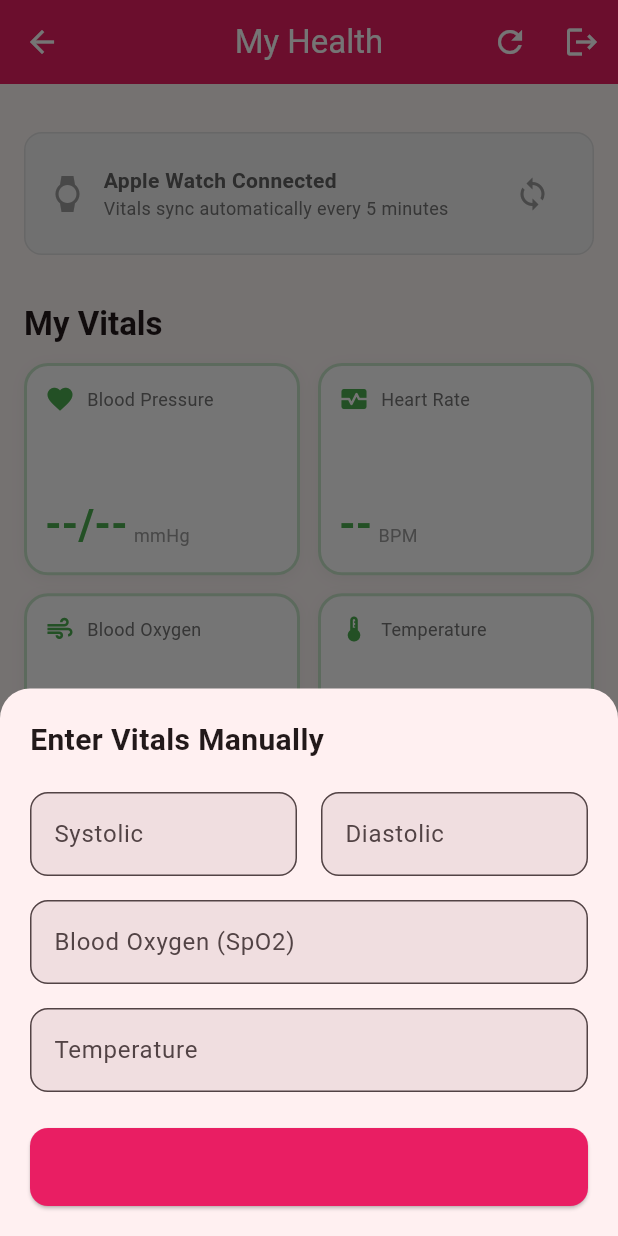
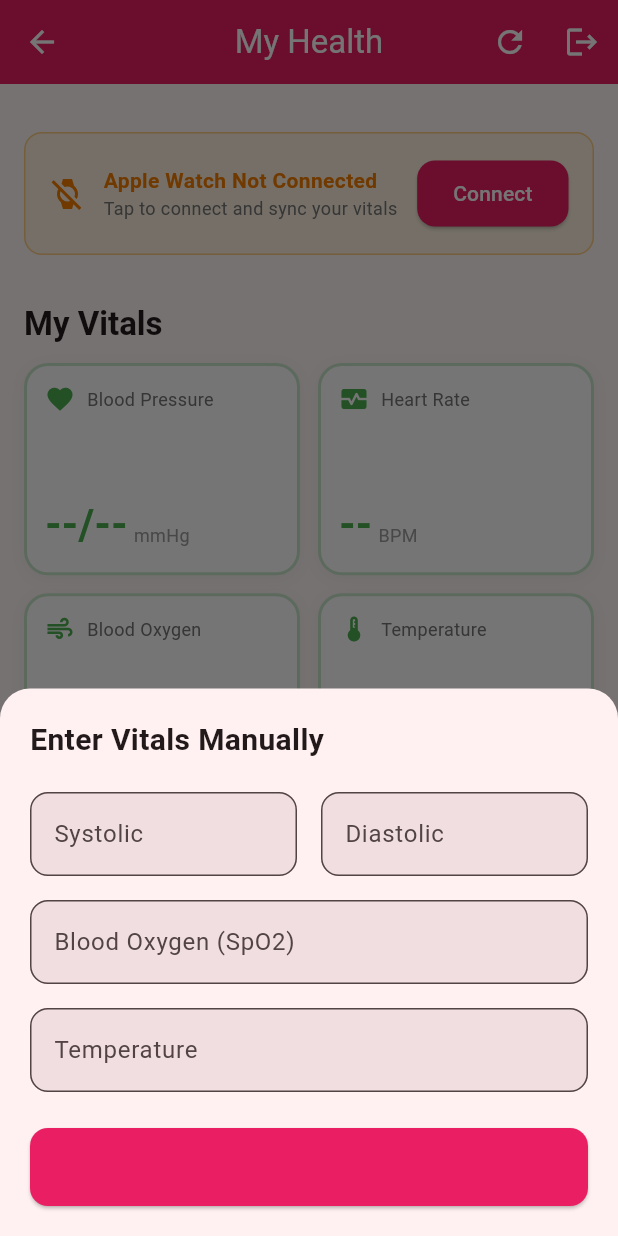
Before and after one commit to AtwijukaAbcj/MamaApp, a Flutter app: the PatientHomeScreen screen opened directly, after a tap on "Enter Vitals Manually", on a phone screen of 412 x 824 dp. Run offline on Flutter 3.47's test engine with Material 3 defaults, Android fonts, the phone set to English and light mode, and no system bars; our stand-ins replace connectivity_plus, dio, drift, flutter_blue_plus, flutter_riverpod, flutter_secure_storage and 1 more; missing offline and left inert: health; accounts and stored records are empty; generated files the repository leaves out were written again; statements that could not run were skipped.

Commit message:
Fix: Add HealthKit permission prompt, clear test data, fix CardTheme

```diff
--- a/mobile/lib/screens/patient/patient_home_screen.dart
+++ b/mobile/lib/screens/patient/patient_home_screen.dart
@@ -130,13 +130,14 @@ class PatientHomeScreen extends ConsumerStatefulWidget {
 
 class _PatientHomeScreenState extends ConsumerState<PatientHomeScreen> {
   bool _isMonitoring = false;
+  bool _isHealthKitConnected = false;
   Timer? _healthKitTimer;
   final PatientHealthService _healthService = PatientHealthService();
 
   @override
   void initState() {
     super.initState();
-    _checkHealthKitPermission();
+    _checkHealthKitStatus();
   }
 
   @override
@@ -145,12 +146,65 @@ class _PatientHomeScreenState extends ConsumerState<PatientHomeScreen> {
     super.dispose();
   }
 
-  Future<void> _checkHealthKitPermission() async {
-    final available = await _healthService.isAvailable();
-    if (available) {
+  Future<void> _checkHealthKitStatus() async {
+    final hasPermission = await _healthService.hasPermissions();
+    if (mounted) {
+      setState(() => _isHealthKitConnected = hasPermission);
+      if (hasPermission) {
+        _startHealthKitSync();
+      }
+    }
+  }
+
+  Future<void> _connectHealthKit() async {
+    // Show a dialog explaining what we're about to request
+    final shouldProceed = await showDialog<bool>(
+      context: context,
+      builder: (ctx) => AlertDialog(
+        title: const Text('Connect Apple Watch'),
+        content: const Text(
+          'MamaApp needs access to your Health data to monitor your vitals from Apple Watch.\n\n'
+          'We will read:\n'
+          '• Heart Rate\n'
+          '• Blood Oxygen (SpO2)\n'
+          '• Blood Pressure\n'
+          '• Body Temperature\n\n'
+          'This helps keep you and your baby safe by detecting danger signs early.',
+        ),
+        actions: [
+          TextButton(
+            onPressed: () => Navigator.pop(ctx, false),
+            child: const Text('Cancel'),
+          ),
+          ElevatedButton(
+            onPressed: () => Navigator.pop(ctx, true),
+            style: ElevatedButton.styleFrom(backgroundColor: Colors.pink),
+            child: const Text('Connect', style: TextStyle(color: Colors.white)),
+          ),
+        ],
+      ),
+    );
+
+    if (shouldProceed == true) {
       final authorized = await _healthService.requestPermissions();
-      if (authorized) {
-        _startHealthKitSync();
+      if (mounted) {
+        setState(() => _isHealthKitConnected = authorized);
+        if (authorized) {
+          _startHealthKitSync();
+          ScaffoldMessenger.of(context).showSnackBar(
+            const SnackBar(
+              content: Text('Apple Watch connected! Syncing vitals...'),
+              backgroundColor: Colors.green,
+            ),
+          );
+        } else {
+          ScaffoldMessenger.of(context).showSnackBar(
+            const SnackBar(
+              content: Text('Permission denied. Please enable in Settings > Health > MamaApp'),
+              backgroundColor: Colors.red,
+            ),
+          );
+        }
       }
     }
   }
@@ -357,20 +411,65 @@ class _PatientHomeScreenState extends ConsumerState<PatientHomeScreen> {
   }
 
   Widget _buildSyncStatusCard() {
+    // Not connected - show connect button
+    if (!_isHealthKitConnected) {
+      return Container(
+        padding: const EdgeInsets.all(16),
+        decoration: BoxDecoration(
+          color: Colors.orange.shade50,
+          borderRadius: BorderRadius.circular(12),
+          border: Border.all(color: Colors.orange.shade200),
+        ),
+        child: Row(
+          children: [
+            Icon(Icons.watch_off, color: Colors.orange.shade700),
+            const SizedBox(width: 12),
+            Expanded(
+              child: Column(
+                crossAxisAlignment: CrossAxisAlignment.start,
+                children: [
+                  Text(
+                    'Apple Watch Not Connected',
+                    style: TextStyle(
+                      fontWeight: FontWeight.bold,
+                      color: Colors.orange.shade700,
+                    ),
+                  ),
+                  Text(
+                    'Tap to connect and sync your vitals',
+                    style: TextStyle(fontSize: 12, color: Colors.grey.shade600),
+                  ),
+                ],
+              ),
+            ),
+            ElevatedButton(
+              onPressed: _connectHealthKit,
+              style: ElevatedButton.styleFrom(
+                backgroundColor: Colors.pink,
+                foregroundColor: Colors.white,
+              ),
+              child: const Text('Connect'),
+            ),
+          ],
+        ),
+      );
+    }
+
+    // Connected - show sync status
     return Container(
       padding: const EdgeInsets.all(16),
       decoration: BoxDecoration(
-        color: _isMonitoring ? Colors.green.shade50 : Colors.grey.shade100,
+        color: _isMonitoring ? Colors.green.shade50 : Colors.green.shade50,
         borderRadius: BorderRadius.circular(12),
         border: Border.all(
-          color: _isMonitoring ? Colors.green.shade200 : Colors.grey.shade300,
+          color: _isMonitoring ? Colors.green.shade300 : Colors.green.shade200,
         ),
       ),
       child: Row(
         children: [
           Icon(
             Icons.watch,
-            color: _isMonitoring ? Colors.green : Colors.grey,
+            color: Colors.green.shade700,
           ),
           const SizedBox(width: 12),
           Expanded(
@@ -381,7 +480,7 @@ class _PatientHomeScreenState extends ConsumerState<PatientHomeScreen> {
                   _isMonitoring ? 'Syncing with Apple Watch...' : 'Apple Watch Connected',
                   style: TextStyle(
                     fontWeight: FontWeight.bold,
-                    color: _isMonitoring ? Colors.green.shade700 : Colors.grey.shade700,
+                    color: Colors.green.shade700,
                   ),
                 ),
                 Text(
@@ -401,7 +500,7 @@ class _PatientHomeScreenState extends ConsumerState<PatientHomeScreen> {
             IconButton(
               icon: const Icon(Icons.sync),
               onPressed: _syncHealthData,
-              color: Colors.grey,
+              color: Colors.green,
             ),
         ],
       ),
--- a/mobile/lib/services/health/health_service.dart
+++ b/mobile/lib/services/health/health_service.dart
@@ -309,6 +309,16 @@
     HealthDataType.BODY_TEMPERATURE,
   ];
 
+  /// Check if we already have HealthKit permissions
+  Future<bool> hasPermissions() async {
+    try {
+      final result = await _health.hasPermissions(_types);
+      return result ?? false;
+    } catch (e) {
+      return false;
+    }
+  }
+
   Future<bool> isAvailable() async {
     try {
       // Just check if we can use Health API
--- a/mobile/lib/theme/app_theme.dart
+++ b/mobile/lib/theme/app_theme.dart
@@ -16,12 +16,6 @@ class AppTheme {
     appBarTheme: const AppBarTheme(
       centerTitle: true,
       elevation: 0,
-    ),
-    cardTheme: CardThemeData(
-      elevation: 2,
-      shape: RoundedRectangleBorder(
-        borderRadius: BorderRadius.circular(12),
-      ),
     ),
     inputDecorationTheme: InputDecorationTheme(
       border: OutlineInputBorder(
@@ -51,12 +45,6 @@ class AppTheme {
     appBarTheme: const AppBarTheme(
       centerTitle: true,
       elevation: 0,
-    ),
-    cardTheme: CardThemeData(
-      elevation: 2,
-      shape: RoundedRectangleBorder(
-        borderRadius: BorderRadius.circular(12),
-      ),
     ),
     inputDecorationTheme: InputDecorationTheme(
       border: OutlineInputBorder(
```
